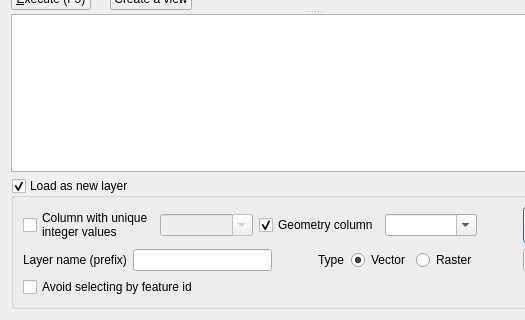
Above: db_manager/ui/DlgSqlWindow.ui from qgis/db_manager_plugin before the change; both pictures show x 0 to 525 and y 205 to 525 of the 626 by 525 pixel window. Below: the same form after it.
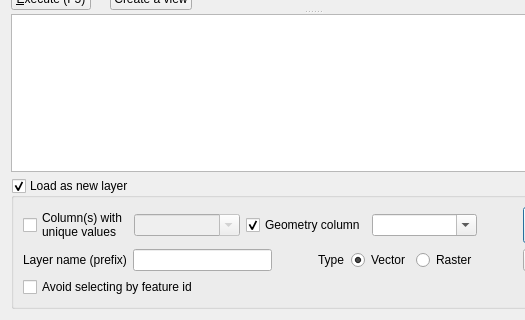
That is the form after the change. Custom widgets are drawn as their Qt base class.

Commit message: Db_Manager now allows to select multiple columnns as the primary key for a query.

```diff
--- a/db_manager/ui/DlgSqlWindow.ui
+++ b/db_manager/ui/DlgSqlWindow.ui
@@ -43,8 +43,8 @@
            <item>
             <widget class="QCheckBox" name="uniqueColumnCheck">
              <property name="text">
-              <string>Column with unique 
-integer values</string>
+              <string>Column(s) with 
+unique values</string>
              </property>
             </widget>
            </item>
```
Left out of the diff: 11 changed lines with no effect on the pictures. The commit also changes 1 other file.
